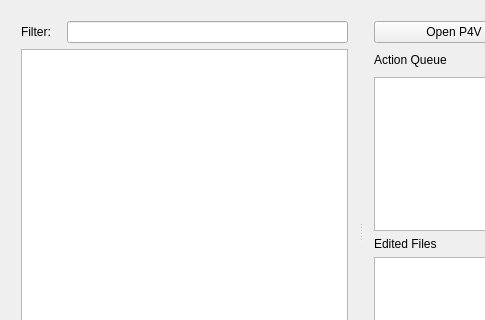
Qt form mainwindow.ui (dant2k/P4SSHQt) before a commit; both pictures show x 0 to 485 and y 0 to 320 of the 934 by 665 pixel window.
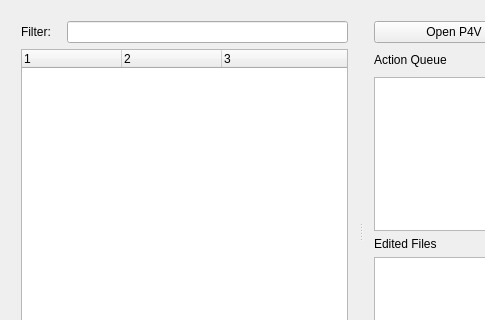
The same form after that commit.

Commit message: tree view headers and columns fix

```diff
--- a/mainwindow.ui
+++ b/mainwindow.ui
@@ -64,10 +64,10 @@
          <bool>false</bool>
         </property>
         <property name="columnCount">
-         <number>1</number>
+         <number>3</number>
         </property>
         <attribute name="headerVisible">
-         <bool>false</bool>
+         <bool>true</bool>
         </attribute>
         <attribute name="headerStretchLastSection">
          <bool>true</bool>
@@ -77,6 +77,16 @@
           <string notr="true">1</string>
          </property>
         </column>
+        <column>
+         <property name="text">
+          <string notr="true">2</string>
+         </property>
+        </column>
+        <column>
+         <property name="text">
+          <string notr="true">3</string>
+         </property>
+        </column>
        </widget>
       </item>
      </layout>
```
The commit also changes 1 other file.
